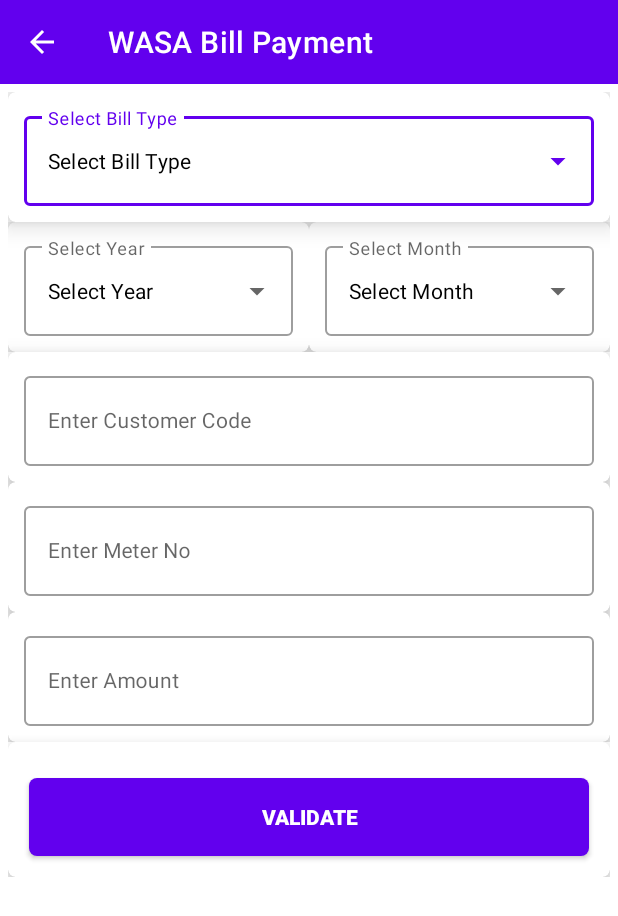
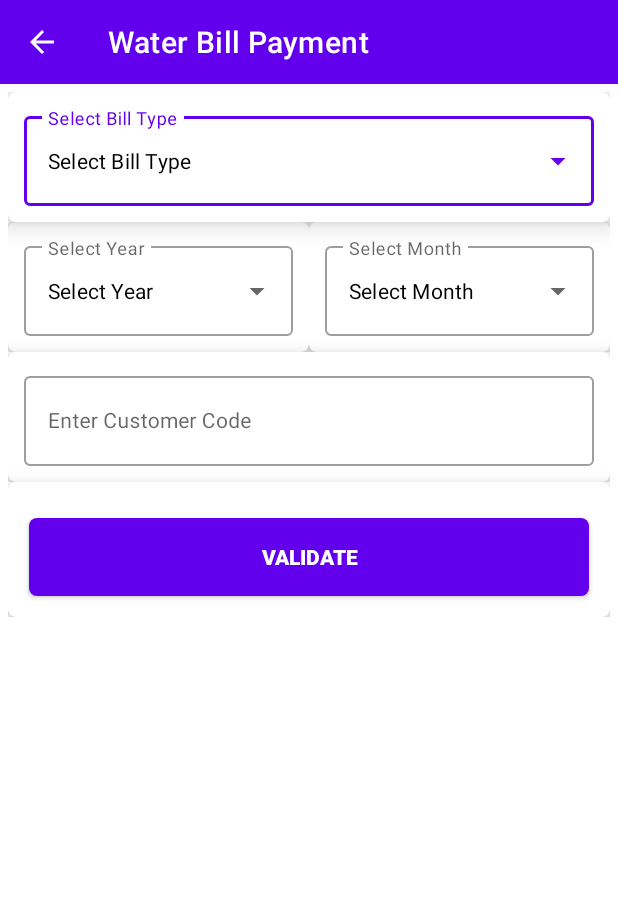
Before and after one commit to emonrait/Dynamic-Utility, an Android app: the WASABillPayment screen opened directly, with no data from a screen before it, on a phone screen of 412 x 824 dp. Shown: the top 916 px of the screen. Run offline under Robolectric (Android 15) with nearby library versions, the light colour scheme and no system bars.

Commit message:
update module

```diff
--- a/app/src/main/java/com/emon/raihan/dynamicutility/view/MainActivity.kt
+++ b/app/src/main/java/com/emon/raihan/dynamicutility/view/MainActivity.kt
@@ -29,7 +29,7 @@
          tv_version_name.text = "Version Name:- " + BuildConfig.VERSION_NAME
 
         menuList.add(Menu("EBP", "Electricity Bill Payment", R.drawable.electricity_bill))
-        menuList.add(Menu("WASA", "WASA Bill Payment", R.drawable.water_bill))
+        menuList.add(Menu("WASA", "Water Bill Payment", R.drawable.water_bill))
         menuList.add(Menu("GAS", "GAS Bill Payment", R.drawable.gas_bill))
         menuList.add(Menu("EDU", "Education Bill Payment", R.drawable.education_bill))
         menuList.add(Menu("INS", "Insurance Bill Payment", R.drawable.insurance_bill))
--- a/app/src/main/java/com/emon/raihan/dynamicutility/view/WASABillPayment.kt
+++ b/app/src/main/java/com/emon/raihan/dynamicutility/view/WASABillPayment.kt
@@ -9,11 +9,13 @@
 import com.emon.raihan.dynamicutility.model.CodeDesOptions
 import com.emon.raihan.dynamicutility.util.CustomActivityClear
 import com.google.android.material.textfield.MaterialAutoCompleteTextView
+import com.google.android.material.textfield.TextInputLayout
 import java.util.*
 
 class WASABillPayment : AppCompatActivity() {
     private lateinit var toolbar: Toolbar
     private lateinit var sp_bill_type_value: MaterialAutoCompleteTextView
+    private lateinit var customer_code_input: TextInputLayout
 
     var codeDesOptions: ArrayList<CodeDesOptions> = ArrayList<CodeDesOptions>()
     var billType = ""
@@ -23,21 +25,22 @@
 
         toolbar = findViewById(R.id.toolbar)
         sp_bill_type_value = findViewById(R.id.sp_bill_type_value)
+        customer_code_input = findViewById(R.id.customer_code_input)
 
         setSupportActionBar(toolbar)
         Objects.requireNonNull(supportActionBar)?.setHomeButtonEnabled(true)
         supportActionBar!!.setDisplayHomeAsUpEnabled(true)
-        supportActionBar!!.title = "WASA Bill Payment"
+        supportActionBar!!.title = "Water Bill Payment"
 
         toolbar.setNavigationOnClickListener {
             val intent = Intent(this, MainActivity::class.java)
-            CustomActivityClear.doClearActivity(intent,this)
+            CustomActivityClear.doClearActivity(intent, this)
         }
 
 
         codeDesOptions.add(CodeDesOptions("Dhaka Wasa", "DWASA"))
         codeDesOptions.add(CodeDesOptions("Chattagram Wasa", "CWASA"))
-        codeDesOptions.add(CodeDesOptions("Khulna Wasa", "KWASA"))
+        codeDesOptions.add(CodeDesOptions("Khulna Wasa (Metered)", "KWASA"))
         codeDesOptions.add(CodeDesOptions("Rajshahi Wasa", "RWASA"))
         val arrayAdapter = ArrayAdapter(this, R.layout.dropdown_item, codeDesOptions)
         sp_bill_type_value.setAdapter(arrayAdapter)
@@ -46,7 +49,15 @@
         sp_bill_type_value.setOnItemClickListener { parent, arg1, position, id ->
             billType = codeDesOptions[position].code.toString()
 
-
+            if (billType == "DWASA") {
+                customer_code_input.hint = "Enter Bill Number"
+            } else if (billType == "CWASA") {
+                customer_code_input.hint = "Enter Account No."
+            } else if (billType == "KWASA") {
+                customer_code_input.hint = "Enter Customer Number"
+            } else if (billType == "RWASA") {
+                customer_code_input.hint = "Enter Bill Number"
+            }
         }
 
 
--- a/app/src/main/res/layout/wasa_input_layout.xml
+++ b/app/src/main/res/layout/wasa_input_layout.xml
@@ -156,73 +156,6 @@
 
         </androidx.cardview.widget.CardView>
 
-        <androidx.cardview.widget.CardView
-            android:id="@+id/meter_no_input_cardview"
-            android:layout_width="match_parent"
-            android:layout_height="wrap_content"
-            android:elevation="@dimen/margin_10"
-            android:visibility="visible"
-            app:cardCornerRadius="@dimen/margin_5"
-            app:cardElevation="@dimen/margin_10">
-
-
-            <com.google.android.material.textfield.TextInputLayout
-                android:id="@+id/meter_no_input"
-                style="@style/Widget.MaterialComponents.TextInputLayout.OutlinedBox"
-                android:layout_width="match_parent"
-                android:layout_height="match_parent"
-                android:layout_margin="@dimen/margin_5"
-                android:hint="@string/meter_no"
-                android:padding="@dimen/padding_5">
-
-                <com.google.android.material.textfield.TextInputEditText
-                    android:id="@+id/et_meter_no_value"
-                    android:layout_width="match_parent"
-                    android:layout_height="60dp"
-                    android:inputType="number"
-                    android:padding="@dimen/padding_5"
-                    android:singleLine="true"
-                    android:textColor="@color/black"
-                    android:textSize="@dimen/textsize_base" />
-
-            </com.google.android.material.textfield.TextInputLayout>
-
-
-        </androidx.cardview.widget.CardView>
-
-        <androidx.cardview.widget.CardView
-            android:id="@+id/input_amount_cardview"
-            android:layout_width="match_parent"
-            android:layout_height="wrap_content"
-            android:elevation="@dimen/margin_10"
-            android:visibility="visible"
-            app:cardCornerRadius="@dimen/margin_5"
-            app:cardElevation="@dimen/margin_10">
-
-
-            <com.google.android.material.textfield.TextInputLayout
-                android:id="@+id/amount_input"
-                style="@style/Widget.MaterialComponents.TextInputLayout.OutlinedBox"
-                android:layout_width="match_parent"
-                android:layout_height="match_parent"
-                android:layout_margin="@dimen/margin_5"
-                android:hint="@string/amount"
-                android:padding="@dimen/padding_5">
-
-                <com.google.android.material.textfield.TextInputEditText
-                    android:id="@+id/et_amount_value"
-                    android:layout_width="match_parent"
-                    android:layout_height="60dp"
-                    android:inputType="number"
-                    android:padding="@dimen/padding_5"
-                    android:singleLine="true"
-                    android:textColor="@color/black"
-                    android:textSize="@dimen/textsize_base" />
-
-            </com.google.android.material.textfield.TextInputLayout>
-
-
-        </androidx.cardview.widget.CardView>
     </LinearLayout>
 
     <androidx.cardview.widget.CardView
```
Also changed, not shown: app/src/main/java/com/emon/raihan/dynamicutility/view/BillsReport.kt (+5 -13 lines).
